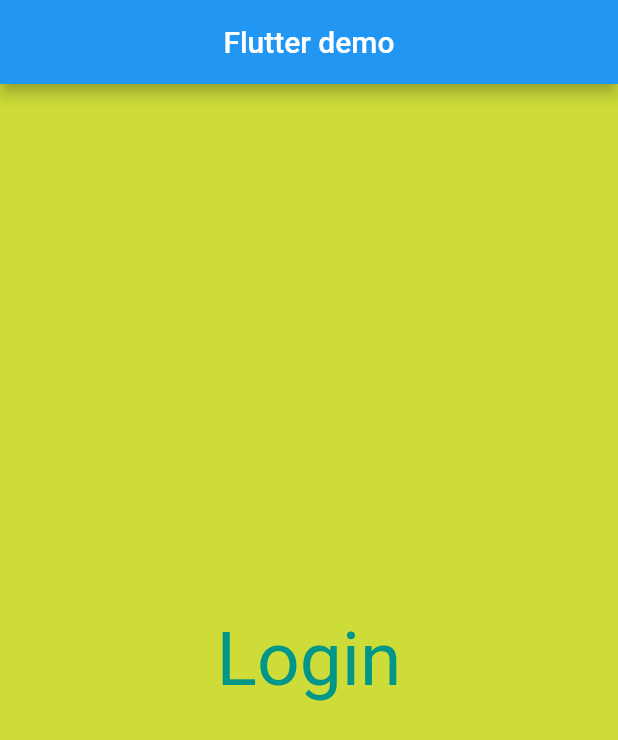
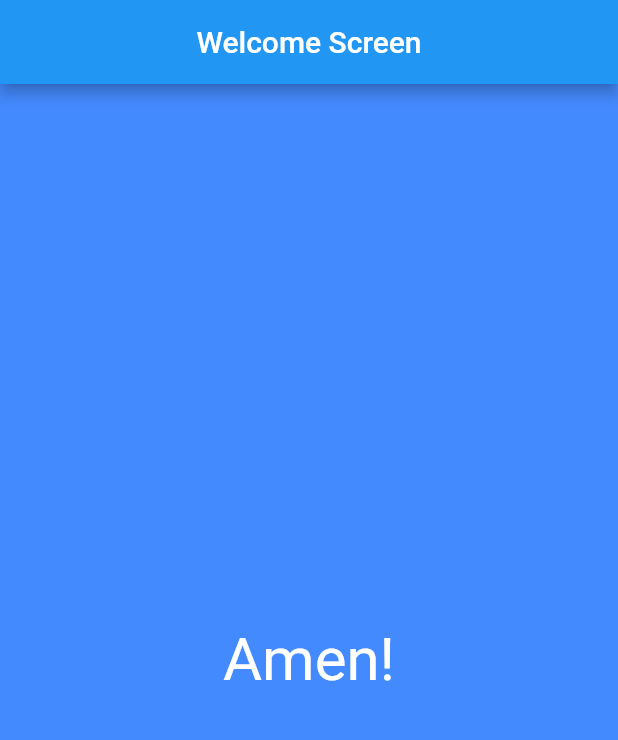
Before and after one commit to Ironman72/my_first_flutter_tutorial, a Flutter app: the screen it shows after launch, on a phone screen of 412 x 824 dp. Shown: the top 740 px of the screen. Run offline on Flutter 3.47's test engine with Material 2 defaults, Android fonts, the phone set to English and light mode, and no system bars.

Commit message:
learned classes and functions

```diff
--- a/lib/main.dart
+++ b/lib/main.dart
@@ -8,19 +8,15 @@ class MyFlutterApp extends StatelessWidget {
   @override
   Widget build(BuildContext context) {
     return MaterialApp(
-      debugShowCheckedModeBanner: false,
-      title: "Test app",
+      title: 'Test App',
       home: Scaffold(
-        appBar: AppBar(
-          centerTitle: true,
-          title: Text('Flutter demo'),
-        ),
+        appBar: AppBar(centerTitle: true, title: Text('Welcome Screen')),
         body: Material(
-          color: Colors.lime,
+          color: Colors.blueAccent,
           child: Center(
             child: Text(
-              'Login',
-              style: TextStyle(color: Colors.teal, fontSize: 50.0),
+              'Amen!',
+              style: TextStyle(color: Colors.white, fontSize: 40),
             ),
           ),
         ),
```
